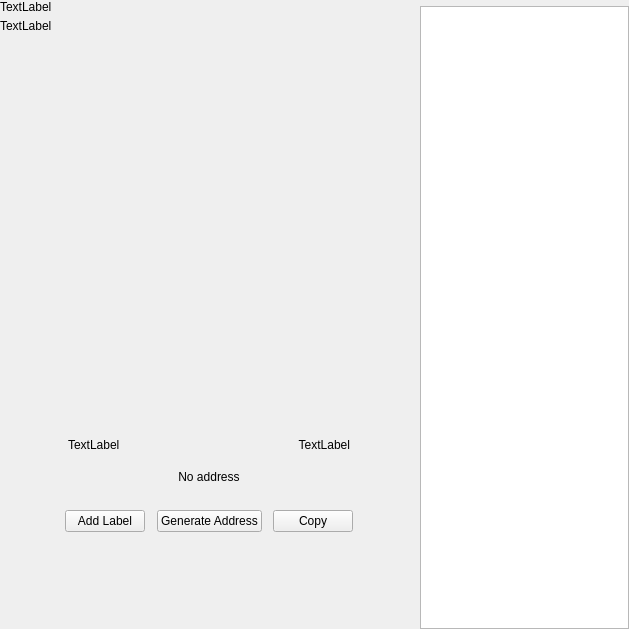
Above: src/qt/timelockcoin/forms/receivewidget.ui from timelockcoin/tym before the change. Below: the same form after it.
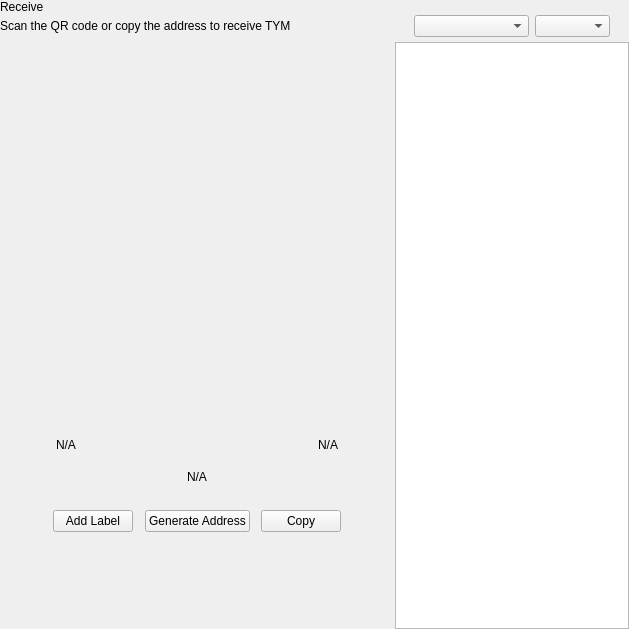
That is the form after the change. Custom widgets are drawn as their Qt base class.

```diff
--- a/src/qt/timelockcoin/forms/receivewidget.ui
+++ b/src/qt/timelockcoin/forms/receivewidget.ui
@@ -71,14 +71,14 @@
             <item>
              <widget class="QLabel" name="labelTitle">
               <property name="text">
-               <string>TextLabel</string>
+               <string>Receive</string>
               </property>
              </widget>
             </item>
             <item alignment="Qt::AlignTop">
              <widget class="QLabel" name="labelSubtitle1">
               <property name="text">
-               <string>TextLabel</string>
+               <string>Scan the QR code or copy the address to receive TYM</string>
               </property>
              </widget>
             </item>
@@ -190,7 +190,7 @@
               <item>
                <widget class="QLabel" name="labelLabel">
                 <property name="text">
-                 <string>TextLabel</string>
+                 <string notr="true">N/A</string>
                 </property>
                </widget>
               </item>
@@ -210,7 +210,7 @@
               <item>
                <widget class="QLabel" name="labelDate">
                 <property name="text">
-                 <string>TextLabel</string>
+                 <string notr="true">N/A</string>
                 </property>
                 <property name="alignment">
                  <set>Qt::AlignRight|Qt::AlignTrailing|Qt::AlignVCenter</set>
@@ -235,7 +235,7 @@
               </size>
              </property>
              <property name="text">
-              <string>No address</string>
+              <string notr="true">N/A</string>
              </property>
              <property name="alignment">
               <set>Qt::AlignCenter</set>
@@ -384,6 +384,66 @@
           </item>
          </layout>
         </item>
+        <item>
+         <widget class="QWidget" name="sortWidget" native="true">
+          <layout class="QHBoxLayout" name="horizontalLayout_6">
+           <property name="leftMargin">
+            <number>19</number>
+           </property>
+           <property name="rightMargin">
+            <number>19</number>
+           </property>
+           <property name="bottomMargin">
+            <number>5</number>
+           </property>
+           <item>
+            <spacer name="horizontalSpacer_3">
+             <property name="orientation">
+              <enum>Qt::Horizontal</enum>
+             </property>
+             <property name="sizeHint" stdset="0">
+              <size>
+               <width>40</width>
+               <height>20</height>
+              </size>
+             </property>
+            </spacer>
+           </item>
+           <item>
+            <widget class="QComboBox" name="comboBoxSort">
+             <property name="sizePolicy">
+              <sizepolicy hsizetype="Preferred" vsizetype="Fixed">
+               <horstretch>0</horstretch>
+               <verstretch>0</verstretch>
+              </sizepolicy>
+             </property>
+             <property name="minimumSize">
+              <size>
+               <width>115</width>
+               <height>0</height>
+              </size>
+             </property>
+            </widget>
+           </item>
+           <item>
+            <widget class="QComboBox" name="comboBoxSortOrder">
+             <property name="sizePolicy">
+              <sizepolicy hsizetype="Preferred" vsizetype="Fixed">
+               <horstretch>0</horstretch>
+               <verstretch>0</verstretch>
+              </sizepolicy>
+             </property>
+             <property name="minimumSize">
+              <size>
+               <width>75</width>
+               <height>0</height>
+              </size>
+             </property>
+            </widget>
+           </item>
+          </layout>
+         </widget>
+        </item>
         <item>
          <widget class="QListView" name="listViewAddress"/>
         </item>
```
